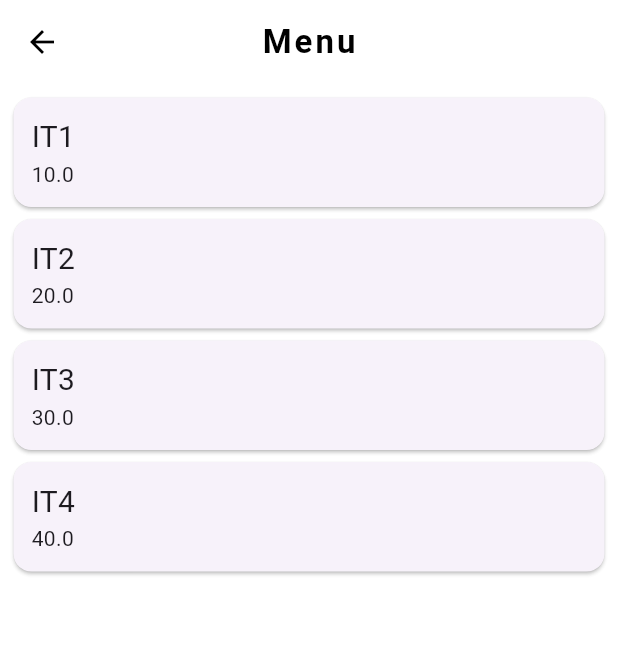
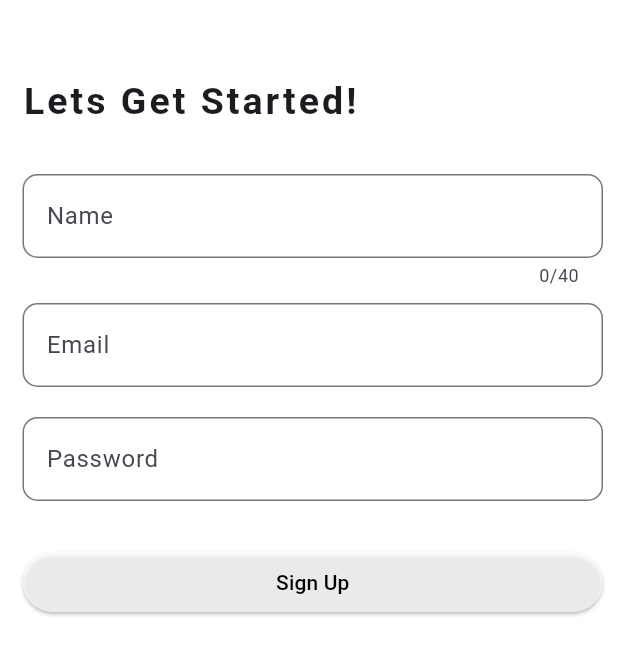
Before and after one commit to bigboss09niel/piggytechfront, a Flutter app: the screen it shows after launch, on a phone screen of 412 x 824 dp. Shown: the top 655 px of the screen. Run offline on Flutter 3.47's test engine with Material 3 defaults, Android fonts, the phone set to English and light mode, and no system bars.

Commit message:
Activity 3

```diff
--- a/lib/main.dart
+++ b/lib/main.dart
@@ -2,13 +2,15 @@ import 'package:flutter/material.dart';
 import 'package:piggytechfront/home.dart';
 import 'package:piggytechfront/pages/dashboard.dart';
 import 'package:piggytechfront/pages/menu.dart';
+import 'package:piggytechfront/pages/signup.dart';
 
 void main() => runApp(MaterialApp(
   debugShowCheckedModeBanner: false,
-  initialRoute: '/menu',
+  initialRoute: '/signup',
   routes: {
     '/' : (context) => Dashboard(),
     '/menu' : (context) => Menu(),
-    '/profile' : (context) =>Home(),
+    '/profile' : (context) => Home(),
+    '/signup' : (context) => Signup(),
   },
 ));
--- /dev/null
+++ b/lib/pages/signup.dart
@@ -0,0 +1,130 @@
+import 'package:flutter/material.dart';
+
+class Signup extends StatefulWidget {
+  const Signup({super.key});
+
+  @override
+  State<Signup> createState() => _SignupState();
+}
+
+class _SignupState extends State<Signup> {
+  final formKey = GlobalKey<FormState>();
+  String name = '';
+  String email = '';
+  String password = '';
+
+  @override
+  Widget build(BuildContext context) {
+    return Scaffold(
+      backgroundColor: Colors.white70,
+      body: SafeArea(
+        child: Padding(
+          padding: EdgeInsets.fromLTRB(15.0, 50.0, 10.0, 0),
+          child: Column(
+            crossAxisAlignment: CrossAxisAlignment.start,
+            children: <Widget>[
+              Text(
+                'Lets Get Started!',
+                style: TextStyle(
+                  fontWeight: FontWeight.w700,
+                  letterSpacing: 2.0,
+                  fontSize: 25.0,
+                ),
+              ),
+              SizedBox(height: 30.0,),
+              Form(
+                key: formKey,
+                child: Column(
+                  crossAxisAlignment: CrossAxisAlignment.stretch,
+                  children: <Widget>[
+                    TextFormField(
+                      maxLength: 40,
+                      decoration: InputDecoration(
+                        label: Text('Name'),
+                        border: OutlineInputBorder(
+                          borderRadius: BorderRadius.circular(10.0)
+                        )
+                      ),
+                      validator: (value){
+                        if(value == null || value.isEmpty){
+                          return 'Please provide a name';
+                        }
+                        if(value.length < 2){
+                          return 'Name should be atleast 3 letters long';
+                        }
+                        return null;
+                      },
+                      onSaved: (value){
+                        name = value!;
+                      },
+                    ),
+                    SizedBox(height: 10.0,),
+                    TextFormField(
+                      keyboardType: TextInputType.emailAddress,
+                      decoration: InputDecoration(
+                          label: Text('Email'),
+                          border: OutlineInputBorder(
+                              borderRadius: BorderRadius.circular(10.0)
+                          )
+                      ),
+                      validator: (value){
+                        if(value == null || value.isEmpty){
+                          return 'Please provide an email';
+                        }
+                        return null;
+                      },
+                      onSaved: (value){
+                        email = value!;
+                      },
+                    ),
+                    SizedBox(height: 20.0,),
+                    TextFormField(
+                      obscureText: true,
+                      decoration: InputDecoration(
+                          label: Text('Password'),
+                          border: OutlineInputBorder(
+                              borderRadius: BorderRadius.circular(10.0)
+                          )
+                      ),
+                      validator: (value){
+                        if(value == null || value.isEmpty){
+                          return 'Please provide a password';
+                        }
+                        if(value.length < 8){
+                          return 'Password should be atleast 8 characters long';
+                        }
+                        if(value.length > 20){
+                          return 'Password must be 20 characters long only';
+                        }
+                        return null;
+                      },
+                      onSaved: (value){
+                        password = value!;
+                      },
+                    ),
+                    SizedBox(height: 30.0,),
+                    ElevatedButton(
+                      onPressed: (){
+                        if(formKey.currentState!.validate()){
+                          formKey.currentState!.save();
+                          print(name);
+                          print(email);
+                          print(password);
+                        }
+                      },
+                      child: Text('Sign Up'),
+                      style: ElevatedButton.styleFrom(
+                        backgroundColor: Colors.white70,
+                        foregroundColor: Colors.black,
+                      ),
+                    ),
+                  ],
+                ),
+              ),
+            ],
+          ),
+        ),
+      ),
+    );
+  }
+}
```
